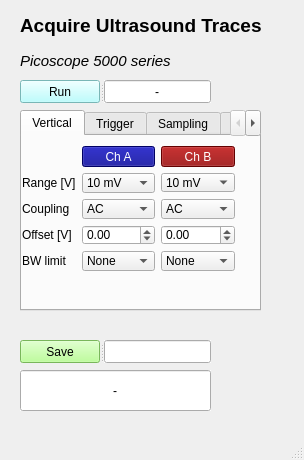
Qt form acquire-ultrasound/python/code/aquire_ultrasound_gui.ui (Lars27/ultrasound-measurements) before a commit.
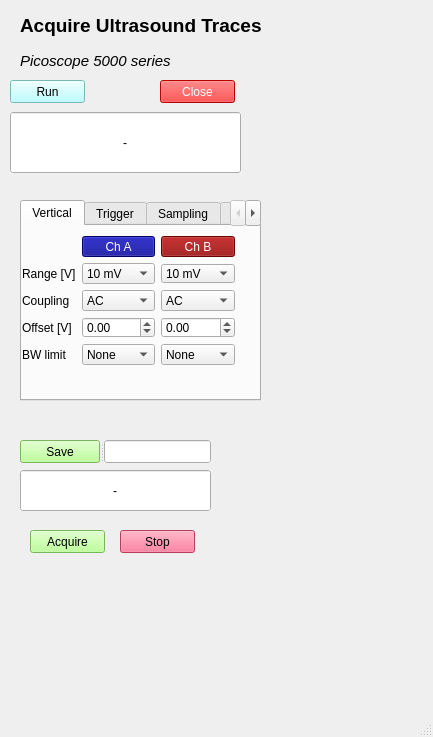
The same form after that commit.

Commit message: Initial version of acquire ultrasound for Python

The edit to the form file:
```diff
--- a/acquire-ultrasound/python/code/aquire_ultrasound_gui.ui
+++ b/acquire-ultrasound/python/code/aquire_ultrasound_gui.ui
@@ -9,8 +9,8 @@
    <rect>
     <x>0</x>
     <y>0</y>
-    <width>304</width>
-    <height>460</height>
+    <width>433</width>
+    <height>737</height>
    </rect>
   </property>
   <property name="windowTitle">
@@ -68,7 +68,7 @@
     <property name="geometry">
      <rect>
       <x>20</x>
-      <y>110</y>
+      <y>200</y>
       <width>241</width>
       <height>201</height>
      </rect>
@@ -98,7 +98,7 @@
         <x>0</x>
         <y>10</y>
         <width>213</width>
-        <height>125</height>
+        <height>129</height>
        </rect>
       </property>
       <layout class="QGridLayout" name="gridLayout_2">
@@ -967,7 +967,7 @@
     <property name="geometry">
      <rect>
       <x>20</x>
-      <y>370</y>
+      <y>470</y>
       <width>191</width>
       <height>41</height>
      </rect>
@@ -1004,7 +1004,7 @@
     <property name="geometry">
      <rect>
       <x>20</x>
-      <y>340</y>
+      <y>440</y>
       <width>191</width>
       <height>23</height>
      </rect>
@@ -1047,19 +1047,91 @@
      </property>
     </widget>
    </widget>
-   <widget class="QSplitter" name="splitter_2">
+   <widget class="QPushButton" name="acquire_button">
     <property name="geometry">
      <rect>
-      <x>20</x>
+      <x>30</x>
+      <y>530</y>
+      <width>75</width>
+      <height>23</height>
+     </rect>
+    </property>
+    <property name="maximumSize">
+     <size>
+      <width>16777215</width>
+      <height>16777215</height>
+     </size>
+    </property>
+    <property name="styleSheet">
+     <string notr="true">background-color: rgb(170, 255, 127);</string>
+    </property>
+    <property name="locale">
+     <locale language="English" country="UnitedKingdom"/>
+    </property>
+    <property name="text">
+     <string>Acquire</string>
+    </property>
+   </widget>
+   <widget class="QPushButton" name="stop_button">
+    <property name="geometry">
+     <rect>
+      <x>120</x>
+      <y>530</y>
+      <width>75</width>
+      <height>23</height>
+     </rect>
+    </property>
+    <property name="maximumSize">
+     <size>
+      <width>16777215</width>
+      <height>16777215</height>
+     </size>
+    </property>
+    <property name="styleSheet">
+     <string notr="true">background-color: rgb(255, 85, 127);</string>
+    </property>
+    <property name="locale">
+     <locale language="English" country="UnitedKingdom"/>
+    </property>
+    <property name="text">
+     <string>Stop</string>
+    </property>
+   </widget>
+   <widget class="QPushButton" name="close_button">
+    <property name="geometry">
+     <rect>
+      <x>160</x>
       <y>80</y>
-      <width>191</width>
+      <width>75</width>
       <height>23</height>
      </rect>
     </property>
-    <property name="orientation">
-     <enum>Qt::Horizontal</enum>
+    <property name="maximumSize">
+     <size>
+      <width>16777215</width>
+      <height>16777215</height>
+     </size>
     </property>
+    <property name="styleSheet">
+     <string notr="true">color: rgb(255, 255, 255);
+background-color: rgb(255, 0, 0);</string>
+    </property>
+    <property name="locale">
+     <locale language="English" country="UnitedKingdom"/>
+    </property>
+    <property name="text">
+     <string>Close</string>
+    </property>
+   </widget>
     <widget class="QPushButton" name="run_button">
+    <property name="geometry">
+     <rect>
+      <x>10</x>
+      <y>80</y>
+      <width>75</width>
+      <height>23</height>
+     </rect>
+    </property>
      <property name="styleSheet">
       <string notr="true">background-color: rgb(170, 255, 255);</string>
      </property>
@@ -1071,6 +1143,14 @@
      </property>
     </widget>
     <widget class="QLineEdit" name="status_Edit">
+    <property name="geometry">
+     <rect>
+      <x>10</x>
+      <y>112</y>
+      <width>231</width>
+      <height>61</height>
+     </rect>
+    </property>
      <property name="autoFillBackground">
       <bool>true</bool>
      </property>
@@ -1086,7 +1166,6 @@
      <property name="alignment">
       <set>Qt::AlignCenter</set>
      </property>
-    </widget>
    </widget>
   </widget>
   <widget class="QStatusBar" name="statusBar"/>
```
Lines whose indentation alone changed are shown as unchanged. The commit also changes 4 other files.
